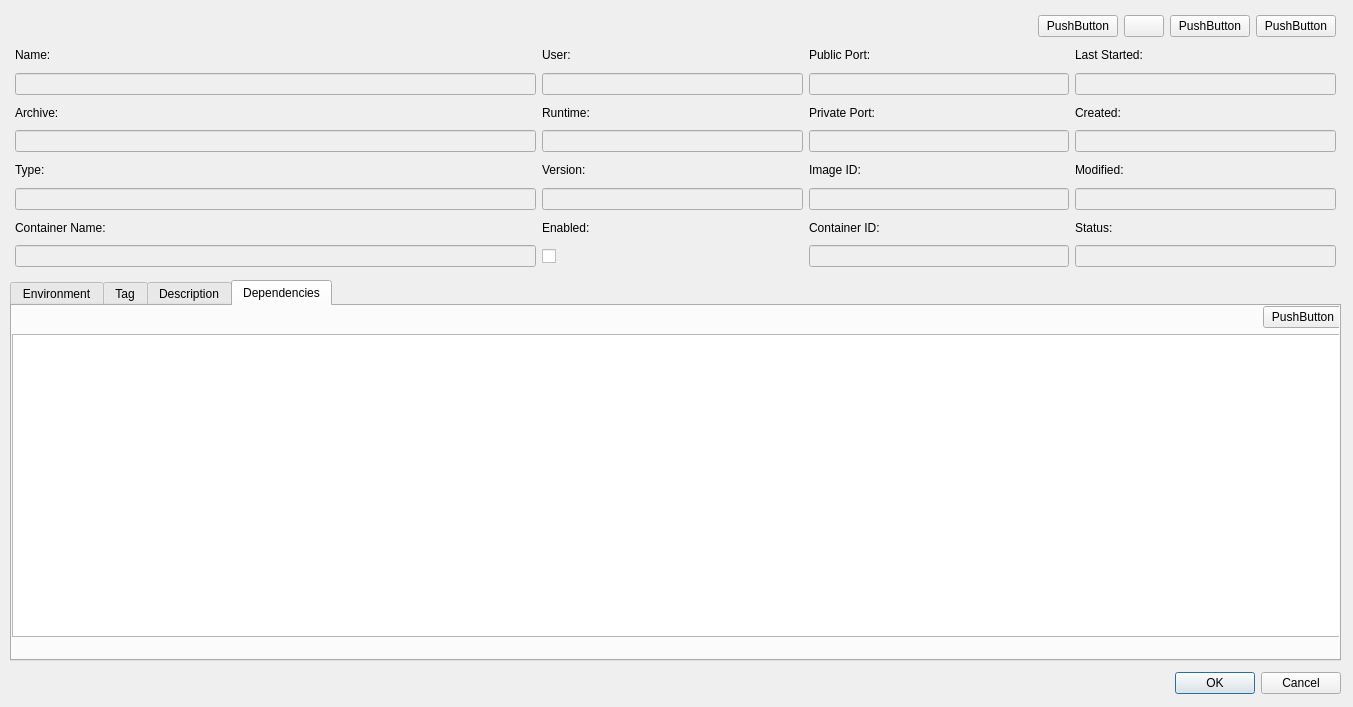
The window that src/modules/application/ApplicationEditDialog.ui (jensvogt/awsmock-qt-ui) describes before a commit, drawn with Qt 5.
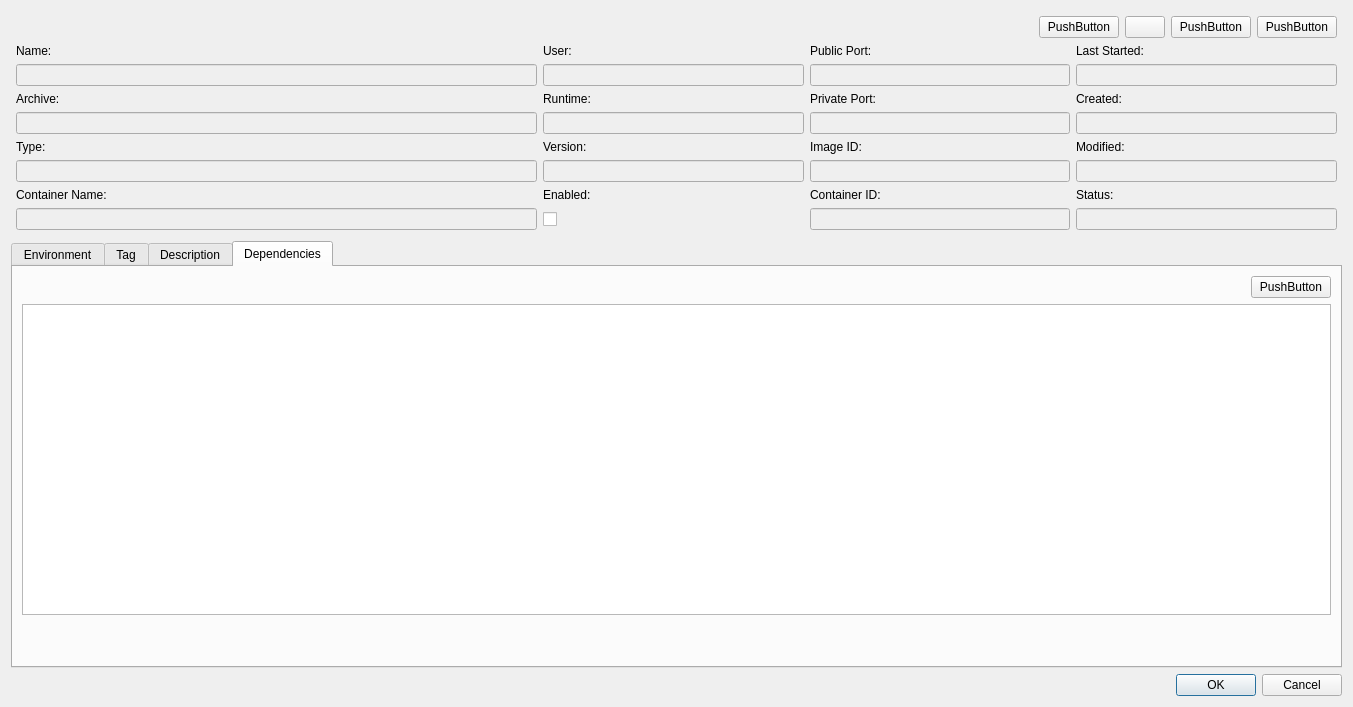
The same window after the commit.

Commit message: fix: fix some minor layout issues

```diff
--- a/src/modules/application/ApplicationEditDialog.ui
+++ b/src/modules/application/ApplicationEditDialog.ui
@@ -13,15 +13,8 @@
   <property name="windowTitle">
    <string>Edit Application</string>
   </property>
-  <widget class="QWidget" name="gridLayoutWidget">
-   <property name="geometry">
-    <rect>
-     <x>10</x>
-     <y>10</y>
-     <width>1331</width>
-     <height>262</height>
-    </rect>
-   </property>
+  <layout class="QVBoxLayout" name="verticalLayout_4">
+   <item>
    <layout class="QGridLayout" name="gridLayout" rowstretch="0,0,0,0,0,0,0,0,0,0" columnstretch="2,1,1,1">
     <property name="leftMargin">
      <number>5</number>
@@ -344,16 +337,9 @@
      </widget>
     </item>
    </layout>
-  </widget>
+   </item>
+   <item>
   <widget class="QTabWidget" name="tabWidget">
-   <property name="geometry">
-    <rect>
-     <x>10</x>
-     <y>280</y>
-     <width>1331</width>
-     <height>381</height>
-    </rect>
-   </property>
    <property name="currentIndex">
     <number>3</number>
    </property>
@@ -488,25 +474,16 @@
     </widget>
    </widget>
    <widget class="QWidget" name="dependenciesTab">
+      <property name="maximumSize">
+       <size>
+        <width>1331</width>
+        <height>357</height>
+       </size>
+      </property>
     <attribute name="title">
      <string>Dependencies</string>
     </attribute>
-    <widget class="QWidget" name="verticalLayoutWidget_3">
-     <property name="geometry">
-      <rect>
-       <x>0</x>
-       <y>0</y>
-       <width>1331</width>
-       <height>351</height>
-      </rect>
-     </property>
-     <layout class="QVBoxLayout" name="verticalLayout_3">
-      <property name="topMargin">
-       <number>0</number>
-      </property>
-      <property name="bottomMargin">
-       <number>20</number>
-      </property>
+      <layout class="QVBoxLayout" name="verticalLayout_8">
       <item>
        <layout class="QHBoxLayout" name="horizontalLayout_3">
         <item>
@@ -537,20 +514,15 @@
      </layout>
     </widget>
    </widget>
-  </widget>
+   </item>
+   <item>
   <widget class="QDialogButtonBox" name="buttonBox">
-   <property name="geometry">
-    <rect>
-     <x>920</x>
-     <y>670</y>
-     <width>421</width>
-     <height>26</height>
-    </rect>
-   </property>
    <property name="standardButtons">
     <set>QDialogButtonBox::StandardButton::Cancel|QDialogButtonBox::StandardButton::Ok</set>
    </property>
   </widget>
+   </item>
+  </layout>
  </widget>
  <resources/>
  <connections/>
```
Left out of the diff: 51 changed lines with no effect on the pictures. Lines whose indentation alone changed are shown as unchanged. The commit also changes 37 other files.
